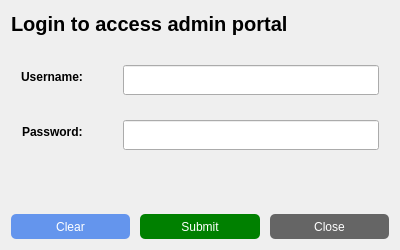
This is UI/uifiles/pwd.ui in ayushr01/Library-Management-System as Qt 5 draws it before an edit. The edited form follows.
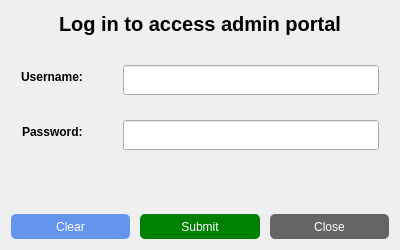
This is the edited form.

Commit message: Updated header for pwd dialog

Patch:
```diff
--- a/UI/uifiles/pwd.ui
+++ b/UI/uifiles/pwd.ui
@@ -38,7 +38,10 @@
       </font>
      </property>
      <property name="text">
-      <string>Login to access admin portal</string>
+      <string>Log in to access admin portal</string>
+     </property>
+     <property name="alignment">
+      <set>Qt::AlignCenter</set>
      </property>
     </widget>
    </item>
```
The commit also changes 1 other file.
